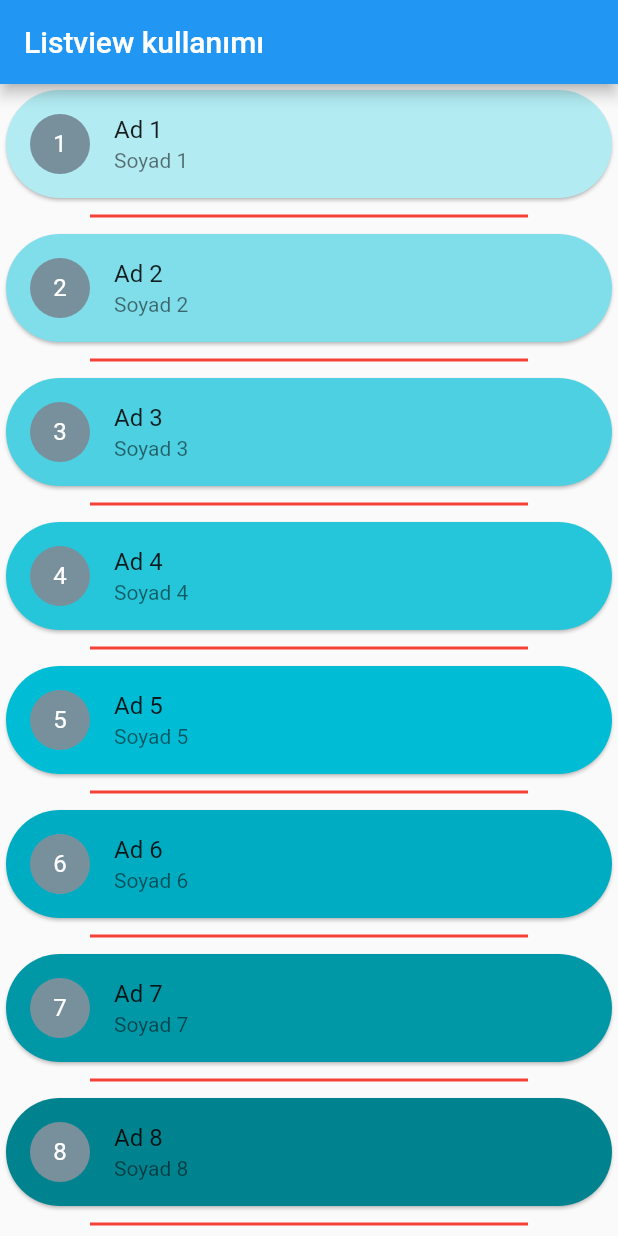
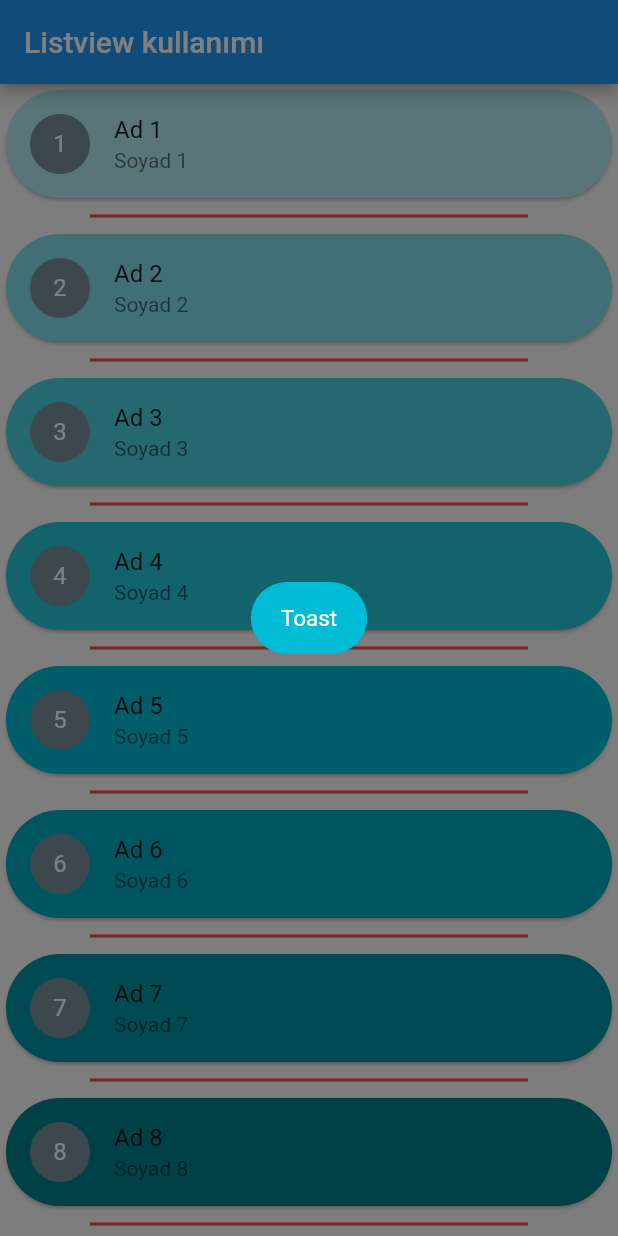
Before and after one commit to uluibrahim/Sifirdan-Flutter-Dersleri, a Flutter app: the screen it shows after launch, after a tap on an icon or button, on a phone screen of 412 x 824 dp. Run offline on Flutter 3.47's test engine with Material 2 defaults, Android fonts, the phone set to English and light mode, and no system bars; our stand-ins replace flutter_easyloading.

Commit message:
liste tıklanma olayları ve easyloading paket kurulumu

```diff
--- a/Bolum3/scroll/lib/list_view_kullanimi.dart
+++ b/Bolum3/scroll/lib/list_view_kullanimi.dart
@@ -1,6 +1,7 @@
 import 'dart:math';
 
 import 'package:flutter/material.dart';
+import 'package:flutter_easyloading/flutter_easyloading.dart';
 
 class ListViewKullanimi extends StatelessWidget {
   List<Ogrenci> tumOgrenciler = List.generate(500,
@@ -25,7 +26,17 @@ class ListViewKullanimi extends StatelessWidget {
           shape:
               RoundedRectangleBorder(borderRadius: BorderRadius.circular(40)),
           child: ListTile(
-            onTap: () => print("List tile tıklanıldı $index"),
+            onTap: () {
+              print("List tile tıklanıldı $index");
+              EasyLoading.showToast(
+                "Toast",
+                duration: Duration(seconds: 3),
+                toastPosition: EasyLoadingToastPosition.center,
+                maskType: EasyLoadingMaskType.custom, // arka plan ayarı
+                dismissOnTap:
+                    true, // farklı yere tıklandığında kapatılmasını sağlar
+              );
+            },
             title: Text(ogrenci.isim),
             subtitle: Text(ogrenci.soyad),
             leading: CircleAvatar(
--- a/Bolum3/scroll/lib/main.dart
+++ b/Bolum3/scroll/lib/main.dart
@@ -1,11 +1,14 @@
 import 'package:flutter/material.dart';
 
-import 'package:flutter/material.dart';
+import 'package:flutter_easyloading/flutter_easyloading.dart';
 
 import 'card_list_tile.dart';
 import 'list_view_kullanimi.dart';
 
-void main() => runApp(MyApp());
+void main() {
+  runApp(MyApp());
+  configLoading();
+}
 
 class MyApp extends StatelessWidget {
   @override
@@ -14,6 +17,24 @@ class MyApp extends StatelessWidget {
       debugShowCheckedModeBanner: false,
       title: 'Material App',
       home: ListViewKullanimi(),
+      builder: EasyLoading.init(),
     );
   }
 }
+
+// easy loading kişiselleştirmesi
+void configLoading() {
+  EasyLoading.instance
+    ..displayDuration = const Duration(milliseconds: 4000)
+    ..indicatorType = EasyLoadingIndicatorType.doubleBounce
+    ..loadingStyle = EasyLoadingStyle.custom
+    ..indicatorSize = 70.0
+    ..radius = 50.0
+    ..progressColor = Colors.yellow
+    ..backgroundColor = Colors.cyan
+    ..indicatorColor = Colors.red
+    ..textColor = Colors.white
+    ..maskColor = Colors.black.withOpacity(0.5)
+    ..userInteractions = true
+    ..dismissOnTap = false;
+}
--- a/Bolum3/scroll/pubspec.yaml
+++ b/Bolum3/scroll/pubspec.yaml
@@ -3,7 +3,7 @@ description: A new Flutter project.
 
 # The following line prevents the package from being accidentally published to
 # pub.dev using `pub publish`. This is preferred for private packages.
-publish_to: 'none' # Remove this line if you wish to publish to pub.dev
+publish_to: "none" # Remove this line if you wish to publish to pub.dev
 
 # The following defines the version and build number for your application.
 # A version number is three numbers separated by dots, like 1.2.43
@@ -23,7 +23,7 @@ environment:
 dependencies:
   flutter:
     sdk: flutter
-
+  flutter_easyloading: ^3.0.0
 
   # The following adds the Cupertino Icons font to your application.
   # Use with the CupertinoIcons class for iOS style icons.
@@ -38,7 +38,6 @@ dev_dependencies:
 
 # The following section is specific to Flutter.
 flutter:
-
   # The following line ensures that the Material Icons font is
   # included with your application, so that you can use the icons in
   # the material Icons class.
```
Also changed, not shown: Bolum3/scroll/pubspec.lock.
